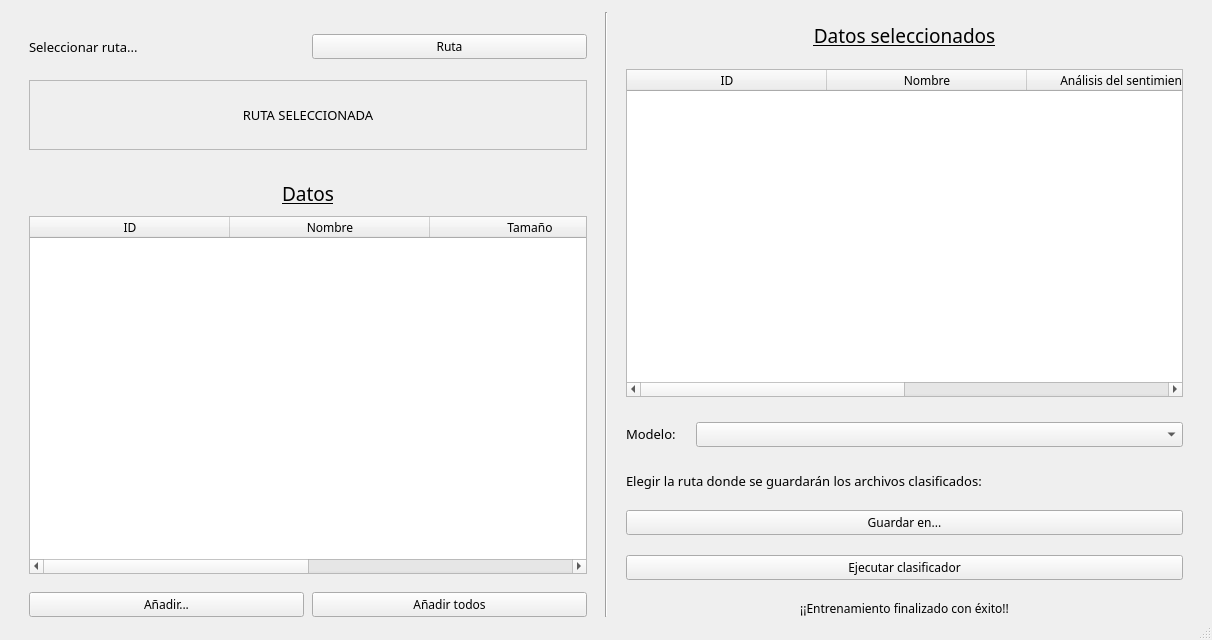
First picture: the form in User_Interfaces/VentanaClasificador.ui, repository 40CompilerErrors/Proyecto2, before the edit.
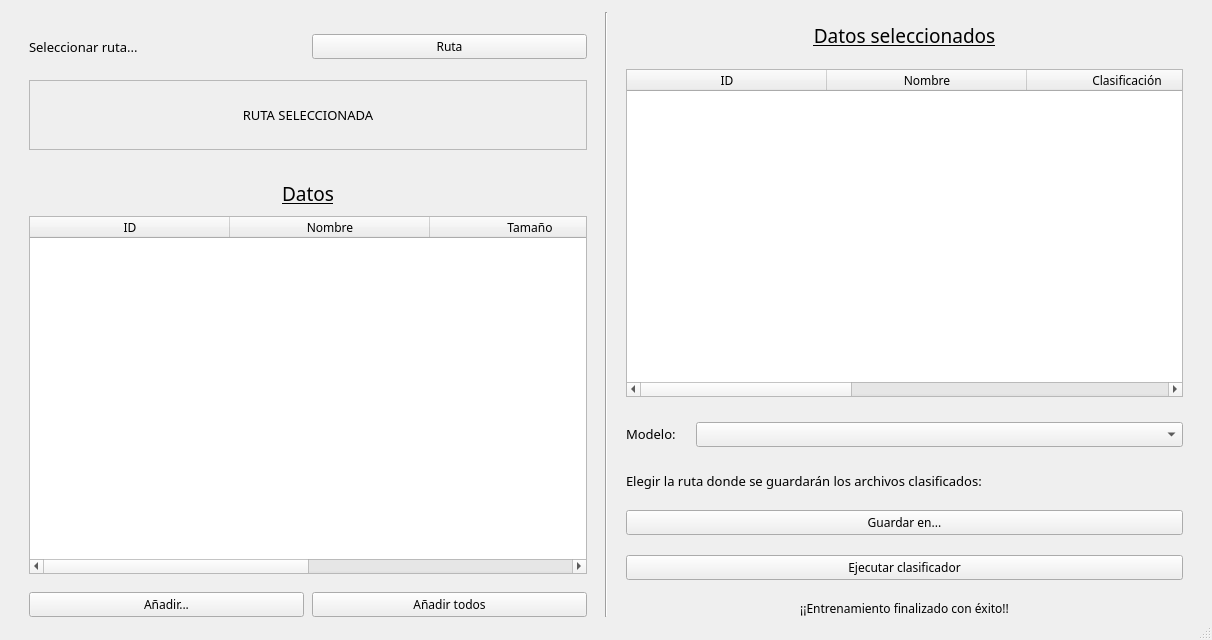
Second picture: the form after the edit. Icons and pictures are not drawn.

```diff
--- a/User_Interfaces/VentanaClasificador.ui
+++ b/User_Interfaces/VentanaClasificador.ui
@@ -346,6 +346,11 @@
           <string>Nombre</string>
          </property>
         </column>
+        <column>
+         <property name="text">
+          <string>Clasificación</string>
+         </property>
+        </column>
         <column>
          <property name="text">
           <string>Análisis del sentimiento</string>
```
Left out of the diff: 4 changed lines with no effect on the pictures.
